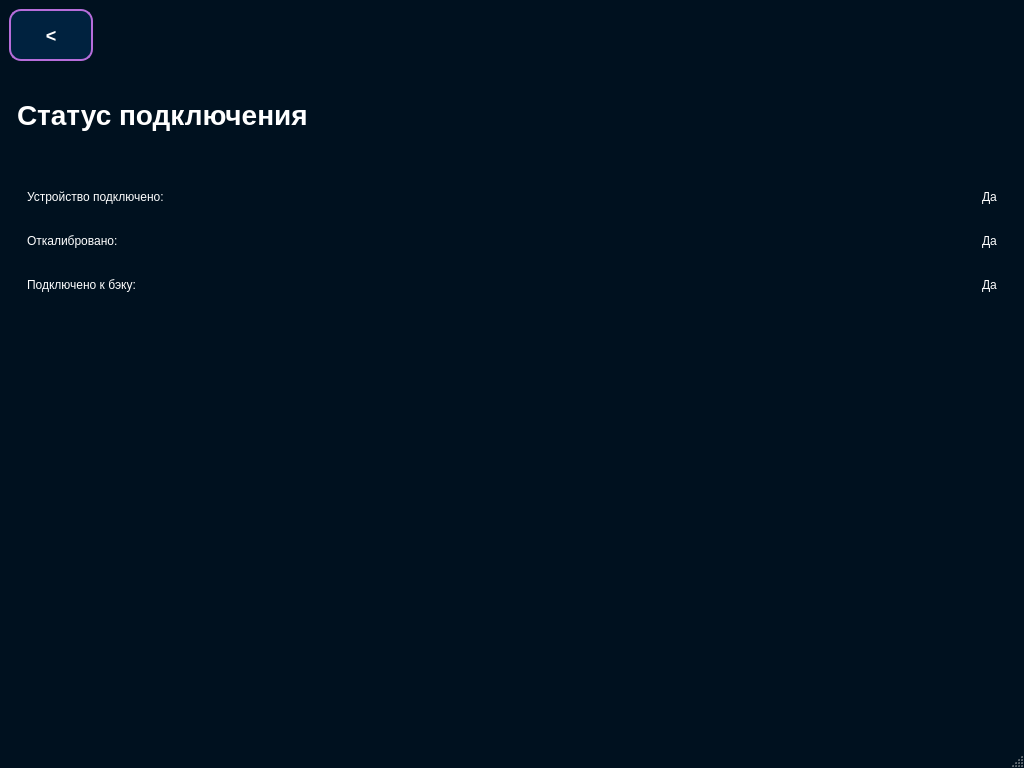
Before: the Qt Designer form BrainBit/neurosamples-main/Bit/ui/StatusScreenRuUI.ui in simai1/sfedu-hackathon-2025, drawn with Qt 5.
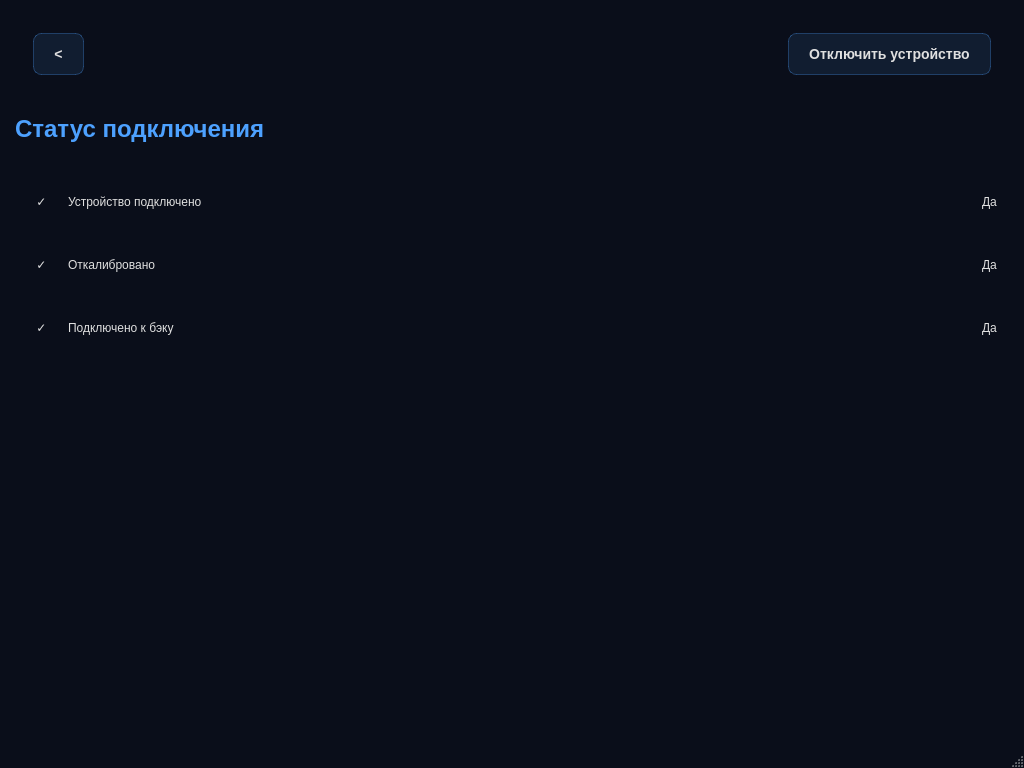
After: the same form once the commit is applied.

```diff
--- a/BrainBit/neurosamples-main/Bit/ui/StatusScreenRuUI.ui
+++ b/BrainBit/neurosamples-main/Bit/ui/StatusScreenRuUI.ui
@@ -15,24 +15,23 @@
   </property>
   <property name="styleSheet">
    <string notr="true">QMainWindow {
-	background-color: #00111F;
+	background: #0A0E1A;
 	font-family: "Segoe UI", "Roboto", "Helvetica Neue", sans-serif;
 }
 
 QLabel {
-	color: #FFFFFF;
+	color: #E0E0E0;
 }
 
 QPushButton {
-	background-color: black;
-	border: 2px solid #B66DDB;
-	color: white;
-	font-size: 16px;
+	background: rgba(77, 161, 255, 0.1);
+	border: 1px solid rgba(77, 161, 255, 0.3);
+	color: #E0E0E0;
+	font-size: 14px;
 	font-weight: 500;
-	height: 48px;
-	padding: 0 24px;
-	border-radius: 24px;
-	transition: all 0.3s ease;
+	height: 40px;
+	padding: 0 20px;
+	border-radius: 8px;
 }
 
 QPushButton:hover {
@@ -48,82 +47,134 @@
 }
 
 QPushButton:disabled {
-	opacity: 0.5;
+	opacity: 0.4;
 }
 
 /* Header */
 QLabel#headerTitle {
-	font-size: 28px;
+	font-size: 24px;
 	font-weight: 600;
-	margin: 32px 0;
+	margin: 24px 0 8px 0;
 	text-align: center;
+	color: #4DA1FF;
 }
 
 /* Status Section */
 QWidget[statusSection="true"] {
-	background-color: rgba(0, 34, 63, 0.3);
-	border-radius: 16px;
-	margin: 15px 32px;
+	background: rgba(77, 161, 255, 0.03);
+	border: 1px solid rgba(77, 161, 255, 0.15);
+	border-radius: 12px;
+	margin: 16px 24px;
 	padding: 20px;
 }
 
-/* Status Item */
+/* Status Item - Clickable */
 QWidget[statusItem="true"] {
-	margin: 16px 0;
+	margin: 12px 0;
 	padding: 16px;
-	background-color: rgba(0, 34, 63, 0.5);
-	border-radius: 12px;
+	background: rgba(77, 161, 255, 0.05);
+	border: 1px solid rgba(77, 161, 255, 0.15);
+	border-radius: 8px;
+	cursor: pointer;
+}
+
+QWidget[statusItem="true"]:hover {
+	background: rgba(77, 161, 255, 0.12);
+	border: 1px solid rgba(77, 161, 255, 0.3);
 }
 
 /* Status Label */
 QLabel[statusLabel="true"] {
-	font-size: 18px;
+	font-size: 14px;
 	font-weight: 500;
-	margin: 8px 0;
+	margin: 0;
+	color: #CCCCCC;
 }
 
-/* Status Value */
+/* Status Value - Success */
 QLabel[statusValue="true"] {
-	font-size: 20px;
+	font-size: 16px;
 	font-weight: 600;
-	color: #20C997;
-	margin: 8px 0;
+	color: #4DA1FF;
+	margin: 0;
+	padding: 6px 12px;
+	background: rgba(77, 161, 255, 0.1);
+	border: 1px solid rgba(77, 161, 255, 0.2);
+	border-radius: 6px;
 }
 
+/* Status Value - Error */
 QLabel[statusValue="false"] {
-	font-size: 20px;
+	font-size: 16px;
 	font-weight: 600;
-	color: #FF6B6B;
-	margin: 8px 0;
+	color: #999999;
+	margin: 0;
+	padding: 6px 12px;
+	background: rgba(153, 153, 153, 0.1);
+	border: 1px solid rgba(153, 153, 153, 0.2);
+	border-radius: 6px;
 }
 
-/* Back Button */
-QPushButton#backButton {
-	background-color: #00223F;
-	border-radius: 12px;
-	font-size: 18px;
-	padding: 0 20px;
+/* Status Icon Container */
+QWidget[statusIconContainer="true"] {
+	background: rgba(77, 161, 255, 0.1);
+	border-radius: 50%;
+	width: 40px;
+	height: 40px;
 	min-width: 40px;
+	min-height: 40px;
+	max-width: 40px;
+	max-height: 40px;
 }
 
-QPushButton#backButton:hover {
-	background-color: #00335F;
-	box-shadow: 0 2px 4px rgba(0, 34, 63, 0.4);
+/* Status Icon - Success */
+QLabel[statusIcon="true"] {
+	font-size: 20px;
+	color: #4DA1FF;
+	font-weight: bold;
+}
+
+/* Status Icon - Error */
+QLabel[statusIcon="false"] {
+	font-size: 20px;
+	color: #999999;
+	font-weight: bold;
 }</string>
   </property>
   <widget class="QWidget" name="centralwidget">
    <layout class="QVBoxLayout" name="verticalLayout">
+    <property name="spacing">
+     <number>16</number>
+    </property>
     <item>
-     <layout class="QHBoxLayout" name="horizontalLayout">
+     <layout class="QHBoxLayout" name="topLayout">
+      <property name="spacing">
+       <number>12</number>
+      </property>
+      <property name="leftMargin">
+       <number>24</number>
+      </property>
+      <property name="rightMargin">
+       <number>24</number>
+      </property>
+      <property name="topMargin">
+       <number>24</number>
+      </property>
       <item>
        <widget class="QPushButton" name="backButton">
         <property name="text">
          <string>&lt;</string>
         </property>
+        <property name="minimumSize">
+         <size>
+          <width>40</width>
+          <height>40</height>
+         </size>
+        </property>
        </widget>
       </item>
       <item>
-       <spacer name="horizontalSpacer">
+       <spacer name="topSpacer">
         <property name="orientation">
          <enum>Qt::Orientation::Horizontal</enum>
         </property>
@@ -135,6 +186,19 @@
         </property>
        </spacer>
       </item>
+      <item>
+       <widget class="QPushButton" name="disconnectButton">
+        <property name="text">
+         <string>Отключить устройство</string>
+        </property>
+        <property name="minimumSize">
+         <size>
+          <width>180</width>
+          <height>40</height>
+         </size>
+        </property>
+       </widget>
+      </item>
      </layout>
     </item>
     <item>
@@ -147,13 +211,35 @@
     <item>
      <widget class="QWidget" name="statusSection" statusSection="true">
       <layout class="QVBoxLayout" name="statusLayout">
+       <property name="spacing">
+        <number>12</number>
+       </property>
        <item>
         <widget class="QWidget" name="deviceStatusItem" statusItem="true">
          <layout class="QHBoxLayout" name="deviceStatusLayout">
+          <property name="spacing">
+           <number>12</number>
+          </property>
+          <item>
+           <widget class="QWidget" name="deviceStatusIconContainer" statusIconContainer="true">
+            <layout class="QVBoxLayout" name="deviceStatusIconLayout">
+             <item>
+              <widget class="QLabel" name="deviceStatusIcon" statusIcon="true">
+               <property name="text">
+                <string>✓</string>
+               </property>
+               <property name="alignment">
+                <set>Qt::AlignCenter</set>
+               </property>
+              </widget>
+             </item>
+            </layout>
+           </widget>
+          </item>
           <item>
            <widget class="QLabel" name="deviceStatusLabel" statusLabel="true">
             <property name="text">
-             <string>Устройство подключено:</string>
+             <string>Устройство подключено</string>
             </property>
            </widget>
           </item>
@@ -183,10 +269,29 @@
        <item>
         <widget class="QWidget" name="calibrationStatusItem" statusItem="true">
          <layout class="QHBoxLayout" name="calibrationStatusLayout">
+          <property name="spacing">
+           <number>12</number>
+          </property>
+          <item>
+           <widget class="QWidget" name="calibrationStatusIconContainer" statusIconContainer="true">
+            <layout class="QVBoxLayout" name="calibrationStatusIconLayout">
+             <item>
+              <widget class="QLabel" name="calibrationStatusIcon" statusIcon="true">
+               <property name="text">
+                <string>✓</string>
+               </property>
+               <property name="alignment">
+                <set>Qt::AlignCenter</set>
+               </property>
+              </widget>
+             </item>
+            </layout>
+           </widget>
+          </item>
           <item>
            <widget class="QLabel" name="calibrationStatusLabel" statusLabel="true">
             <property name="text">
-             <string>Откалибровано:</string>
+             <string>Откалибровано</string>
             </property>
            </widget>
           </item>
@@ -216,10 +321,29 @@
        <item>
         <widget class="QWidget" name="backendStatusItem" statusItem="true">
          <layout class="QHBoxLayout" name="backendStatusLayout">
+          <property name="spacing">
+           <number>12</number>
+          </property>
+          <item>
+           <widget class="QWidget" name="backendStatusIconContainer" statusIconContainer="true">
+            <layout class="QVBoxLayout" name="backendStatusIconLayout">
+             <item>
+              <widget class="QLabel" name="backendStatusIcon" statusIcon="true">
+               <property name="text">
+                <string>✓</string>
+               </property>
+               <property name="alignment">
+                <set>Qt::AlignCenter</set>
+               </property>
+              </widget>
+             </item>
+            </layout>
+           </widget>
+          </item>
           <item>
            <widget class="QLabel" name="backendStatusLabel" statusLabel="true">
             <property name="text">
-             <string>Подключено к бэку:</string>
+             <string>Подключено к бэку</string>
             </property>
            </widget>
           </item>
```
Left out of the diff: 11 changed lines with no effect on the pictures.
